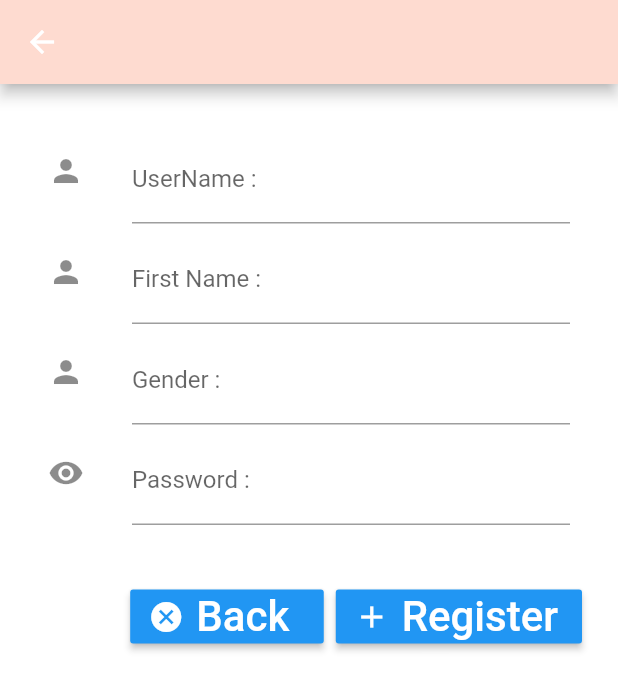
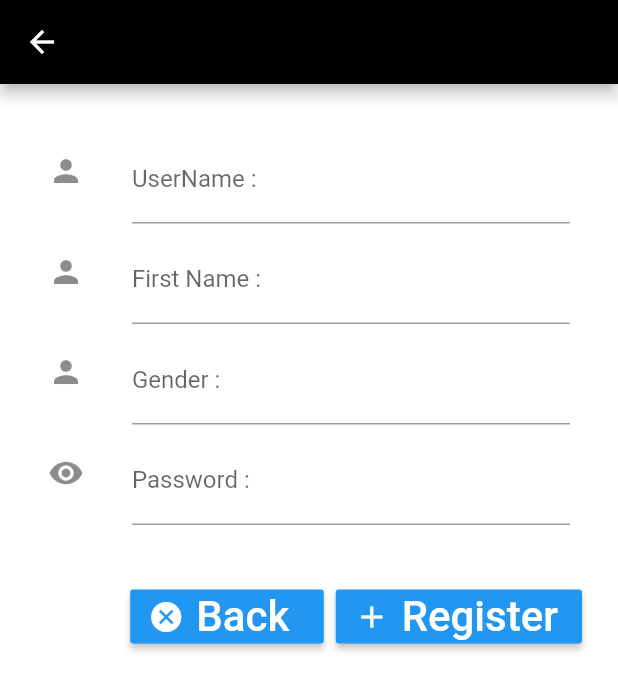
Before and after one commit to crashantrax/onlinetutorials, a Flutter app: the screen it shows after launch, after a tap on "Register", on a phone screen of 412 x 824 dp. Shown: the top 690 px of the screen. Run offline on Flutter 3.47's test engine with Material 2 defaults, Android fonts, the phone set to English and light mode, and no system bars; network calls fail.

Commit message:
update 11:04 12/2/19

```diff
--- a/lib/colors.dart
+++ b/lib/colors.dart
@@ -1,8 +1,8 @@
 import 'package:flutter/material.dart';
 
-const CePink50 = const Color(0xFFFEEAE6);
-const CePink100 = const Color(0xFFFEDBD0);
-const CePink300 = const Color(0xFFFBB8AC);
+const CeBlack = Colors.black;
+const CeBlack1 = Colors.black;
+const CeBlack2 = Colors.black;
 
 const CeBrown900 = Colors.grey;/*0xFF442B1D*/
 
--- a/lib/main.dart
+++ b/lib/main.dart
@@ -29,11 +29,11 @@ class _MyAppState extends State<MyApp> {
     final ThemeData base = ThemeData.light();
     return base.copyWith(
       accentColor: CeBrown900,
-      primaryColor: CePink100,
-      buttonColor: CePink100,
+      primaryColor: CeBlack1,
+      buttonColor: CeBlack1,
       scaffoldBackgroundColor: CeBackgroundBlack,
       cardColor: CeBackgroundBlack,
-      textSelectionColor: CePink100,
+      textSelectionColor: CeBlack1,
       errorColor: CeErrorRed,
     );
   }
--- a/lib/new_account.dart
+++ b/lib/new_account.dart
@@ -13,11 +13,11 @@ class _RegisterState extends State<Register> {
     final ThemeData base = ThemeData.light();
     return base.copyWith(
       accentColor: CeBrown900,
-      primaryColor: CePink100,
-      buttonColor: CePink100,
+      primaryColor: CeBlack1,
+      buttonColor: CeBlack1,
       scaffoldBackgroundColor: CeBackgroundBlack,
       cardColor: CeBackgroundBlack,
-      textSelectionColor: CePink100,
+      textSelectionColor: CeBlack1,
       errorColor: CeErrorRed,
       //TODO: Add the text themes (103)
       //TODO: Add the icon themes (103)
--- a/lib/second_screen.dart
+++ b/lib/second_screen.dart
@@ -36,7 +36,7 @@ class SecondPage extends StatelessWidget {
   Widget build(BuildContext context) {
     return new Scaffold(
       appBar: new AppBar(
-        title: new Text("Second Screen"),
+        title: new Text("Web Online Tutorials"),
       ),
       drawer: new Drawer(
           child: new ListView(
```
